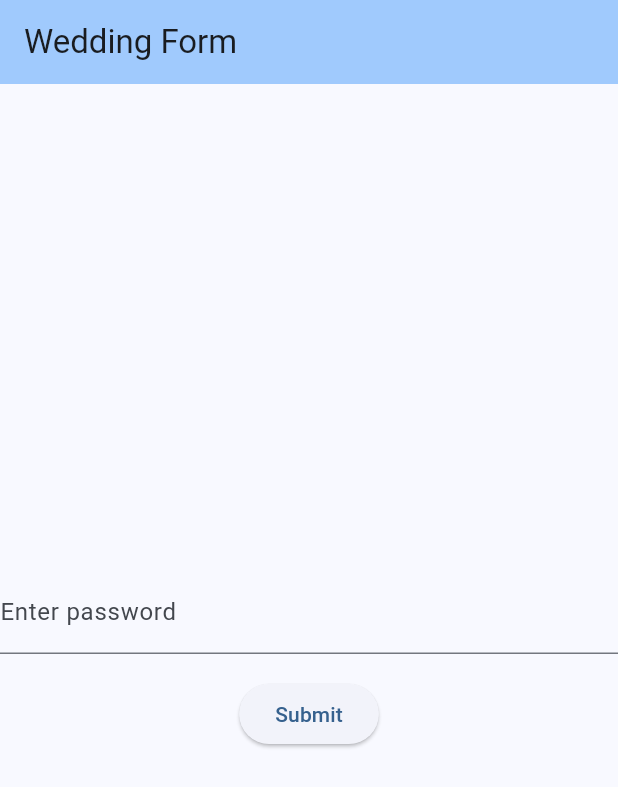
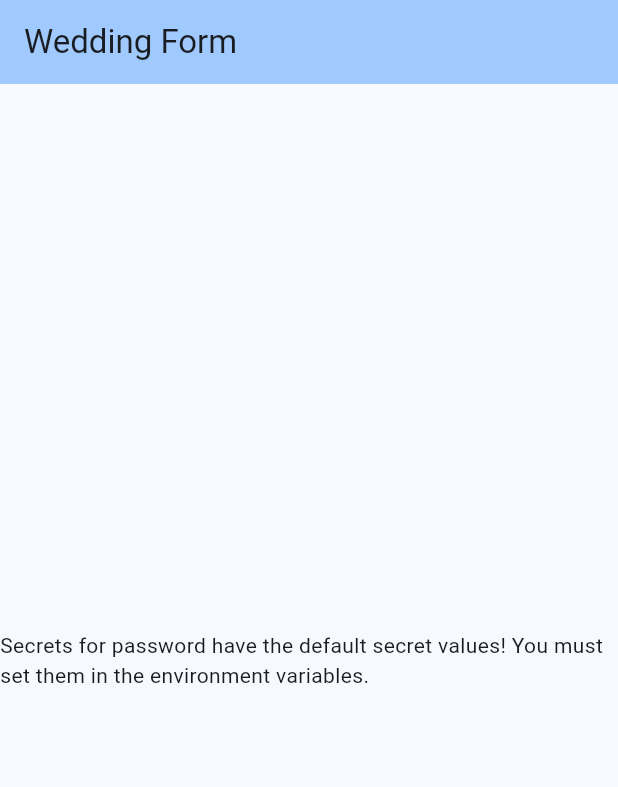
Before and after one commit to jherrma/weddingform, a Flutter app: the screen it shows after launch, on a phone screen of 412 x 824 dp. Shown: the top 787 px of the screen. Run offline on Flutter 3.47's test engine with Material 3 defaults, Android fonts, the phone set to English and light mode, and no system bars; our stand-ins replace flutter_dotenv.

Commit message:
Load secrets from environment variables

```diff
--- a/lib/authentication_widget.dart
+++ b/lib/authentication_widget.dart
@@ -1,4 +1,5 @@
 import 'package:flutter/material.dart';
+import 'package:flutter_dotenv/flutter_dotenv.dart';
 import 'package:weddingform/Models/authentication_state.dart';
 
 class AuthenticationWidget extends StatefulWidget {
@@ -14,15 +15,42 @@ class AuthenticationWidget extends StatefulWidget {
 class AuthenticationWidgetState extends State<AuthenticationWidget> {
   final TextEditingController _passwordController = TextEditingController();
   bool showError = false;
+  bool showDefaultPasswordError = false;
+
+  static const String secretDefaultValue = 'default';
+
+  String secretCoffee = const String.fromEnvironment('SECRET_COFFEE',
+      defaultValue: secretDefaultValue);
+  String secretFestivities = const String.fromEnvironment('SECRET_FESTIVITIES',
+      defaultValue: secretDefaultValue);
+
+  @override
+  void initState() {
+    super.initState();
+    secretCoffee = secretCoffee == secretDefaultValue
+        ? dotenv.get('SECRET_COFFEE', fallback: secretDefaultValue)
+        : secretCoffee;
+    secretFestivities = secretFestivities == secretDefaultValue
+        ? dotenv.get('SECRET_FESTIVITIES', fallback: secretDefaultValue)
+        : secretFestivities;
+  }
+
+  bool _areSecretsTheDefaultValue() {
+    if (secretCoffee == secretDefaultValue ||
+        secretFestivities == secretDefaultValue) {
+      return true;
+    }
+    return false;
+  }
 
   void _validatePassword() {
     String password = _passwordController.text.trim();
-    if (password == 'secret1') {
+    if (password == secretCoffee) {
       widget.onAuthenticationChanged(AuthenticationState.attendingCoffee);
       setState(() {
         showError = false;
       });
-    } else if (password == 'secret2') {
+    } else if (password == secretFestivities) {
       widget.onAuthenticationChanged(AuthenticationState.attendingFestivities);
       setState(() {
         showError = false;
@@ -37,7 +65,12 @@ class AuthenticationWidgetState extends State<AuthenticationWidget> {
 
   @override
   Widget build(BuildContext context) {
-    return Column(
+    return _areSecretsTheDefaultValue()
+        ? Center(
+            child: Text(
+                "Secrets for password have the default secret values! You must set them in the environment variables."),
+          )
+        : Column(
             mainAxisAlignment: MainAxisAlignment.center,
             children: [
               TextFormField(
--- a/lib/main.dart
+++ b/lib/main.dart
@@ -1,9 +1,11 @@
 import 'package:flutter/material.dart';
+import 'package:flutter_dotenv/flutter_dotenv.dart';
 import 'package:weddingform/Models/authentication_state.dart';
 import 'package:weddingform/authentication_widget.dart';
 import 'package:weddingform/form_widget.dart';
 
-void main() {
+Future main() async {
+  await dotenv.load(isOptional: true);
   runApp(const WeddingFormApp());
 }
 
```
Also changed, not shown: pubspec.yaml (+4 -4 lines), 3 other files. Lines whose indentation alone changed are shown as unchanged.
